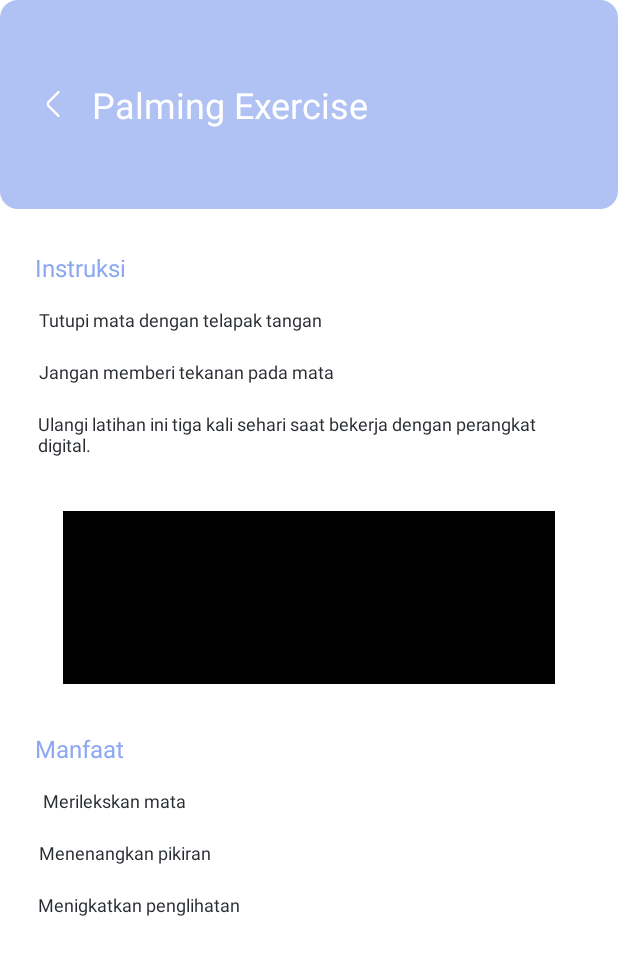
After one commit to dellafitrialestari/Colblind_app, an Android app: the DetailLatihanActivity screen opened directly, with no data from a screen before it, on a phone screen of 412 x 824 dp. The commit adds this screen. Shown: the top 955 px of the screen. Run offline under Robolectric (Android 15) with nearby library versions, the phone set to English and light mode, and no system bars.

Commit message:
Update nav

```diff
--- a/app/src/main/AndroidManifest.xml
+++ b/app/src/main/AndroidManifest.xml
@@ -12,6 +12,9 @@
         android:supportsRtl="true"
         android:theme="@style/Theme.Eye_app"
         tools:targetApi="31">
+        <activity
+            android:name=".DetailLatihanActivity"
+            android:exported="false" />
         <activity
             android:name=".LatihanActivity"
             android:exported="false" />
--- /dev/null
+++ b/app/src/main/java/com/della_irvianti/eye_app/DetailLatihanActivity.java
@@ -0,0 +1,14 @@
+package com.della_irvianti.eye_app;
+
+import android.os.Bundle;
+
+import androidx.appcompat.app.AppCompatActivity;
+
+public class DetailLatihanActivity extends AppCompatActivity {
+
+    @Override
+    protected void onCreate(Bundle savedInstanceState) {
+        super.onCreate(savedInstanceState);
+        setContentView(R.layout.activity_detail_latihan);
+    }
+}
--- a/app/src/main/java/com/della_irvianti/eye_app/HomeActivity.java
+++ b/app/src/main/java/com/della_irvianti/eye_app/HomeActivity.java
@@ -1,6 +1,9 @@
 package com.della_irvianti.eye_app;
 
+import android.content.Intent;
 import android.os.Bundle;
+import android.view.View;
+import android.widget.LinearLayout;
 
 import androidx.appcompat.app.AppCompatActivity;
 
@@ -10,5 +13,16 @@ public class HomeActivity extends AppCompatActivity {
     protected void onCreate(Bundle savedInstanceState) {
         super.onCreate(savedInstanceState);
         setContentView(R.layout.activity_home);
+
+        // Cari fitur1 menggunakan id dan tambahkan klik listener
+        LinearLayout fitur1 = findViewById(R.id.fitur1);
+        fitur1.setOnClickListener(new View.OnClickListener() {
+            @Override
+            public void onClick(View v) {
+                // Buat Intent untuk memulai TestActivity
+                Intent intent = new Intent(HomeActivity.this, TestActivity.class);
+                startActivity(intent);
+            }
+        });
     }
 }
--- /dev/null
+++ b/app/src/main/res/layout/activity_detail_latihan.xml
@@ -0,0 +1,148 @@
+<LinearLayout xmlns:android="http://schemas.android.com/apk/res/android"
+    xmlns:app="http://schemas.android.com/apk/res-auto"
+    xmlns:tools="http://schemas.android.com/tools"
+    android:background="#FFFFFFFF"
+    android:orientation="vertical"
+    android:layout_width="match_parent"
+    android:layout_height="match_parent"
+    tools:context=".TestActivity">
+    <ScrollView
+        android:id="@+id/rnumwwl7pmre"
+        android:layout_width="match_parent"
+        android:layout_height="0dp"
+        android:layout_weight="1"
+        android:background="#FFFFFFFF"
+        android:paddingBottom="100dp"
+        android:scrollbars="none"
+        android:fillViewport="true">
+        <LinearLayout
+            android:layout_width="match_parent"
+            android:layout_height="match_parent"
+            android:orientation="vertical">
+            <LinearLayout
+                android:id="@+id/r4imgvdbayl5"
+                android:layout_width="match_parent"
+                android:layout_height="wrap_content"
+                android:gravity="center_vertical"
+                android:background="@drawable/bg_card"
+                android:paddingVertical="53dp"
+                android:paddingHorizontal="24dp"
+                android:orientation="horizontal">
+                <LinearLayout
+                    android:id="@+id/rdw9z2nlc94u"
+                    android:layout_width="24dp"
+                    android:layout_height="24dp"
+                    android:background="@drawable/ic_back"
+                    android:layout_marginEnd="13dp"
+                    android:orientation="vertical">
+                </LinearLayout>
+                <TextView
+                    android:id="@+id/rs1ekdo8xkld"
+                    android:textColor="#FFFFFF"
+                    android:textSize="24sp"
+                    android:layout_height="wrap_content"
+                    android:layout_width="match_parent"
+                    android:layout_weight="1"
+                    android:text="Palming Exercise"
+                    />
+            </LinearLayout>
+            <LinearLayout
+                android:id="@+id/ro49jku6ovy"
+                android:layout_width="match_parent"
+                android:layout_height="wrap_content"
+                android:background="#FFFFFFFF"
+                android:paddingVertical="28dp"
+                android:orientation="vertical">
+                <TextView
+                    android:id="@+id/instruksi_title"
+                    android:textColor="#8DA8F2"
+                    android:textSize="16sp"
+                    android:layout_marginBottom="15dp"
+                    android:layout_marginStart="23dp"
+                    android:layout_height="wrap_content"
+                    android:layout_width="wrap_content"
+                    android:text="Instruksi"
+                    />
+                <TextView
+                    android:id="@+id/instruksi1"
+                    android:textColor="#292D32"
+                    android:textSize="12sp"
+                    android:layout_marginBottom="18dp"
+                    android:layout_marginStart="26dp"
+                    android:layout_height="wrap_content"
+                    android:layout_width="wrap_content"
+                    android:text="Tutupi mata dengan telapak tangan"
+                    />
+                <TextView
+                    android:id="@+id/instruksi2"
+                    android:textColor="#292D32"
+                    android:textSize="12sp"
+                    android:layout_marginBottom="18dp"
+                    android:layout_marginStart="26dp"
+                    android:layout_height="wrap_content"
+                    android:layout_width="wrap_content"
+                    android:text="Jangan memberi tekanan pada mata"
+                    />
+                <TextView
+                    android:id="@+id/instruksi3"
+                    android:textColor="#292D32"
+                    android:textSize="12sp"
+                    android:layout_marginBottom="36dp"
+                    android:layout_marginHorizontal="25dp"
+                    android:layout_height="wrap_content"
+                    android:layout_width="match_parent"
+                    android:layout_weight="1"
+                    android:text="Ulangi latihan ini tiga kali sehari saat bekerja dengan perangkat digital."
+                    />
+                <LinearLayout
+                    android:id="@+id/latihan_gambar"
+                    android:layout_width="match_parent"
+                    android:layout_height="115dp"
+                    android:background="#FF000000"
+                    android:layout_marginBottom="32dp"
+                    android:layout_marginHorizontal="42dp"
+                    android:orientation="vertical">
+                </LinearLayout>
+                <TextView
+                    android:id="@+id/manfaat_title"
+                    android:textColor="#8DA8F2"
+                    android:textSize="16sp"
+                    android:layout_marginBottom="15dp"
+                    android:layout_marginStart="23dp"
+                    android:layout_height="wrap_content"
+                    android:layout_width="wrap_content"
+                    android:text="Manfaat"
+                    />
+                <TextView
+                    android:id="@+id/manfaat1"
+                    android:textColor="#292D32"
+                    android:textSize="12sp"
+                    android:layout_marginBottom="18dp"
+                    android:layout_marginStart="26dp"
+                    android:layout_height="wrap_content"
+                    android:layout_width="wrap_content"
+                    android:text=" Merilekskan mata"
+                    />
+                <TextView
+                    android:id="@+id/manfaat2"
+                    android:textColor="#292D32"
+                    android:textSize="12sp"
+                    android:layout_marginBottom="18dp"
+                    android:layout_marginStart="26dp"
+                    android:layout_height="wrap_content"
+                    android:layout_width="wrap_content"
+                    android:text="Menenangkan pikiran"
+                    />
+                <TextView
+                    android:id="@+id/manfaat3"
+                    android:textColor="#292D32"
+                    android:textSize="12sp"
+                    android:layout_marginStart="25dp"
+                    android:layout_height="wrap_content"
+                    android:layout_width="wrap_content"
+                    android:text="Menigkatkan penglihatan"
+                    />
+            </LinearLayout>
+        </LinearLayout>
+    </ScrollView>
+</LinearLayout>
--- a/app/src/main/res/layout/activity_latihan.xml
+++ b/app/src/main/res/layout/activity_latihan.xml
@@ -141,7 +141,7 @@
                     android:id="@+id/rfaplxhzdk7w"
                     android:layout_width="144dp"
                     android:layout_height="wrap_content"
-                    android:background="@drawable/sfff4f4f4sw1cr14bffffffff"
+                    android:background="@drawable/bg_fitur"
                     android:paddingVertical="23dp"
                     android:orientation="vertical">
                     <LinearLayout
@@ -172,7 +172,7 @@
                     android:id="@+id/rx81x3202qca"
                     android:layout_width="144dp"
                     android:layout_height="wrap_content"
-                    android:background="@drawable/sfff4f4f4sw1cr14bffffffff"
+                    android:background="@drawable/bg_fitur"
                     android:paddingVertical="23dp"
                     android:paddingHorizontal="50dp"
                     android:orientation="vertical">
@@ -204,7 +204,7 @@
                     android:id="@+id/rc4okzsbhw05"
                     android:layout_width="144dp"
                     android:layout_height="wrap_content"
-                    android:background="@drawable/sfff4f4f4sw1cr14bffffffff"
+                    android:background="@drawable/bg_fitur"
                     android:paddingVertical="23dp"
                     android:orientation="vertical">
                     <LinearLayout
@@ -235,7 +235,7 @@
                     android:id="@+id/r5dd4ny7413q"
                     android:layout_width="144dp"
                     android:layout_height="wrap_content"
-                    android:background="@drawable/sfff4f4f4sw1cr14bffffffff"
+                    android:background="@drawable/bg_fitur"
                     android:paddingVertical="23dp"
                     android:orientation="vertical">
                     <LinearLayout
```
